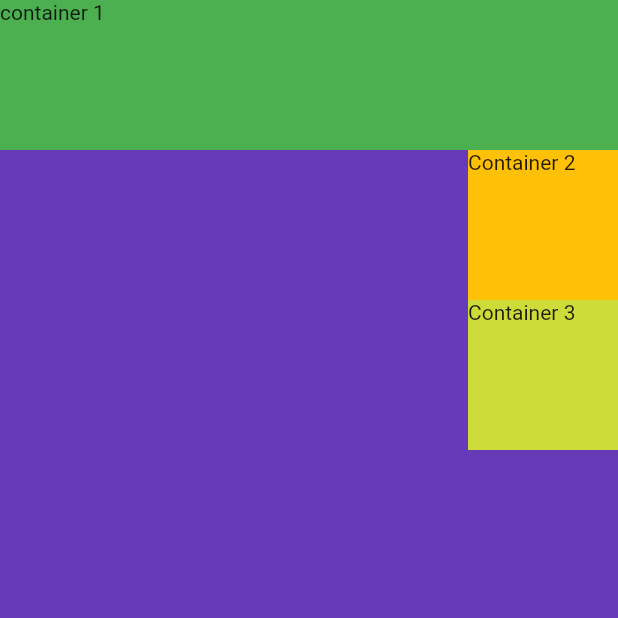
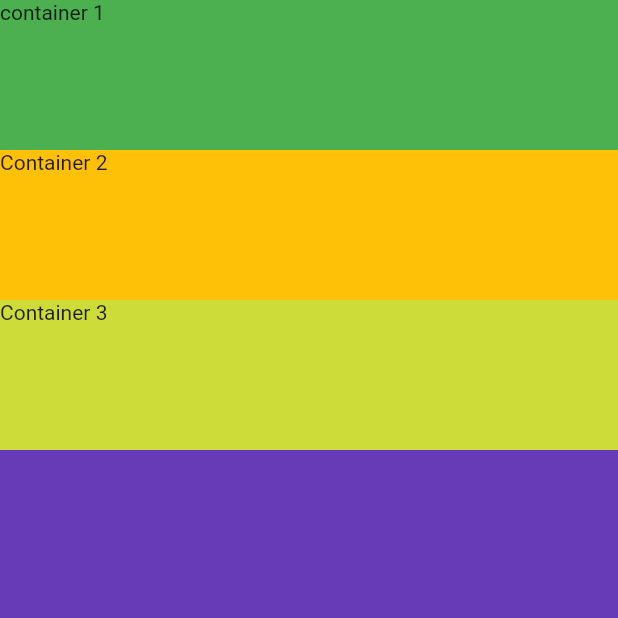
Before and after one commit to mehrbarz/flutter01, a Flutter app: the screen it shows after launch, on a phone screen of 412 x 824 dp, the top half of it. Run offline on Flutter 3.47's test engine with Material 2 defaults, Android fonts, the light colour scheme and no system bars.

Commit message:
stretch all children widgets to the end of the screen

```diff
--- a/business_card01/lib/main.dart
+++ b/business_card01/lib/main.dart
@@ -15,11 +15,11 @@ class MyApp extends StatelessWidget {
         body: SafeArea(
           child: Column(
 
-             crossAxisAlignment: CrossAxisAlignment.end,
+             crossAxisAlignment: CrossAxisAlignment.stretch,
             children: <Widget>[
               Container(
                 height: 100,
-                width: double.infinity,
+                width: 100,
                 color: Colors.green,
                 child: Text ('container 1'),
               ),
```
